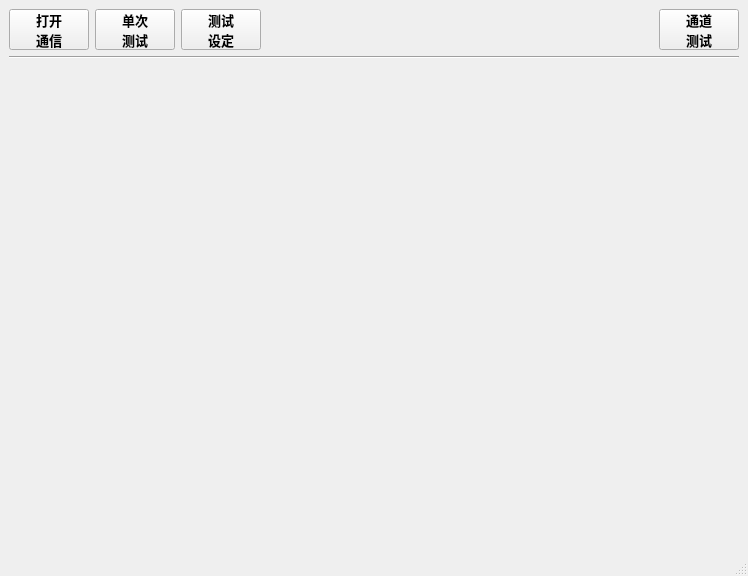
Before: the Qt Designer form MulitChannalBox/clsMultiChannaeBox.ui in caicaiking/WKEFactoryView2014, drawn with Qt 5.
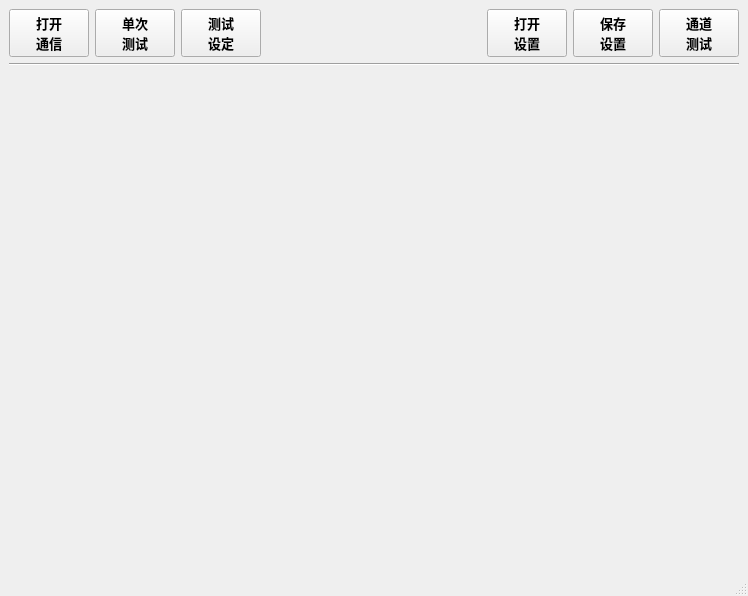
After: the same form once the commit is applied. Icons and pictures are not drawn.

Commit message: 修改了Multi Channel

The edit to the form file:
```diff
--- a/MulitChannalBox/clsMultiChannaeBox.ui
+++ b/MulitChannalBox/clsMultiChannaeBox.ui
@@ -7,7 +7,7 @@
     <x>0</x>
     <y>0</y>
     <width>748</width>
-    <height>576</height>
+    <height>596</height>
    </rect>
   </property>
   <property name="windowTitle">
@@ -133,6 +133,70 @@
         </property>
        </spacer>
       </item>
+      <item>
+       <widget class="QPushButton" name="btnOpenSettingFile">
+        <property name="minimumSize">
+         <size>
+          <width>0</width>
+          <height>40</height>
+         </size>
+        </property>
+        <property name="font">
+         <font>
+          <family>楷体</family>
+          <pointsize>10</pointsize>
+          <weight>75</weight>
+          <bold>true</bold>
+         </font>
+        </property>
+        <property name="text">
+         <string>打开
+设置</string>
+        </property>
+        <property name="icon">
+         <iconset resource="../recFile/myRes.qrc">
+          <normaloff>:/Icons/export.png</normaloff>:/Icons/export.png</iconset>
+        </property>
+        <property name="iconSize">
+         <size>
+          <width>20</width>
+          <height>20</height>
+         </size>
+        </property>
+       </widget>
+      </item>
+      <item>
+       <widget class="QPushButton" name="btnSave">
+        <property name="minimumSize">
+         <size>
+          <width>0</width>
+          <height>40</height>
+         </size>
+        </property>
+        <property name="font">
+         <font>
+          <family>楷体</family>
+          <pointsize>10</pointsize>
+          <weight>75</weight>
+          <bold>true</bold>
+         </font>
+        </property>
+        <property name="text">
+         <string>保存
+设置</string>
+        </property>
+        <property name="icon">
+         <iconset resource="../recFile/myRes.qrc">
+          <normaloff>:/Icons/stepSave.png</normaloff>:/Icons/stepSave.png</iconset>
+        </property>
+        <property name="iconSize">
+         <size>
+          <width>20</width>
+          <height>20</height>
+         </size>
+        </property>
+       </widget>
+      </item>
       <item>
        <widget class="QPushButton" name="btnSwitchBoxTest">
         <property name="minimumSize">
```
The commit also changes 34 other files.
